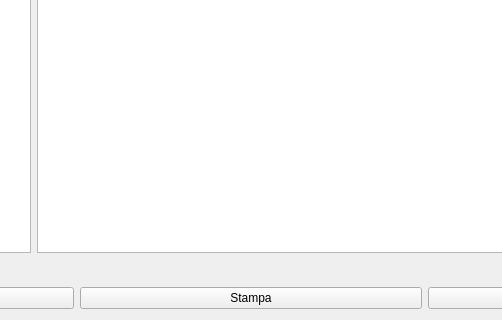
fblabs/hamlet-mod-sancon, file hworkprogram.ui: the form before one commit; both pictures show x 280 to 782 and y 318 to 638 of the 1062 by 638 pixel window.
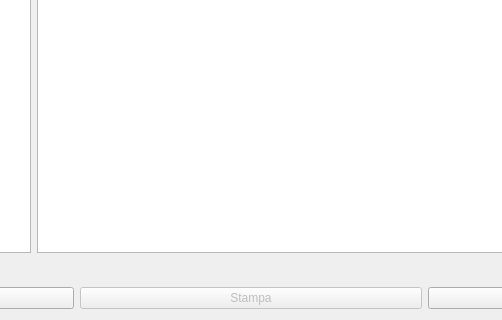
The form after the commit. Icons and pictures are not drawn.

What changed in the file:
```diff
--- a/hworkprogram.ui
+++ b/hworkprogram.ui
@@ -225,6 +225,9 @@
      </item>
      <item>
       <widget class="QPushButton" name="pbPrint">
+       <property name="enabled">
+        <bool>false</bool>
+       </property>
        <property name="text">
         <string>Stampa</string>
        </property>
```
Left out of the diff: 16 changed lines with no effect on the pictures.
